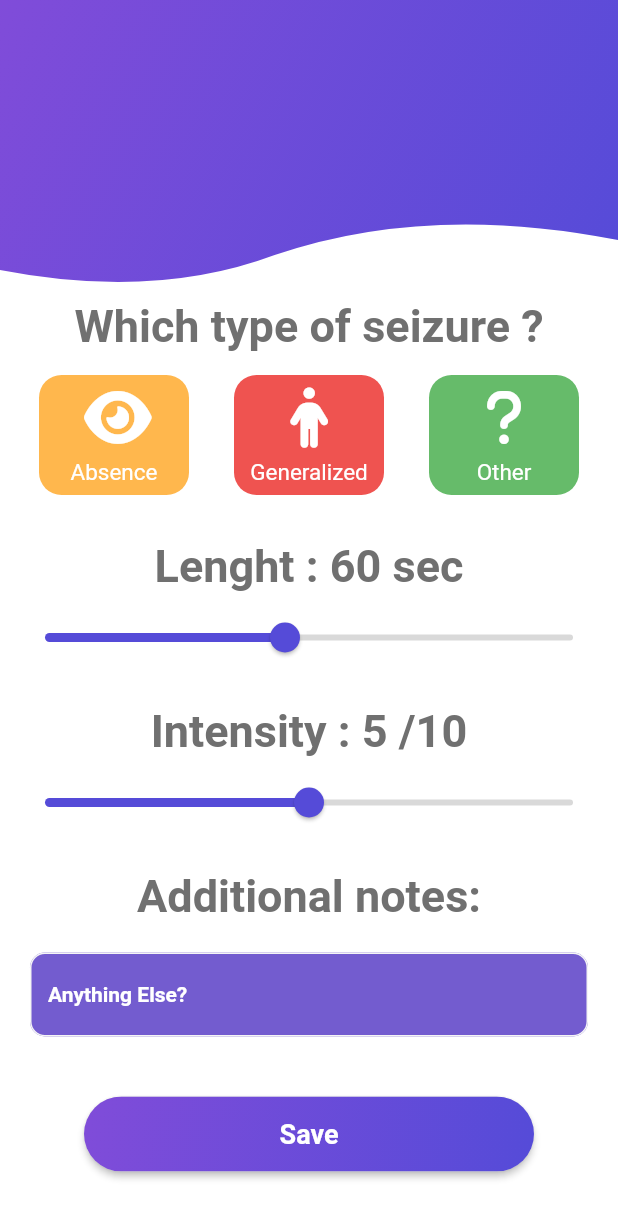
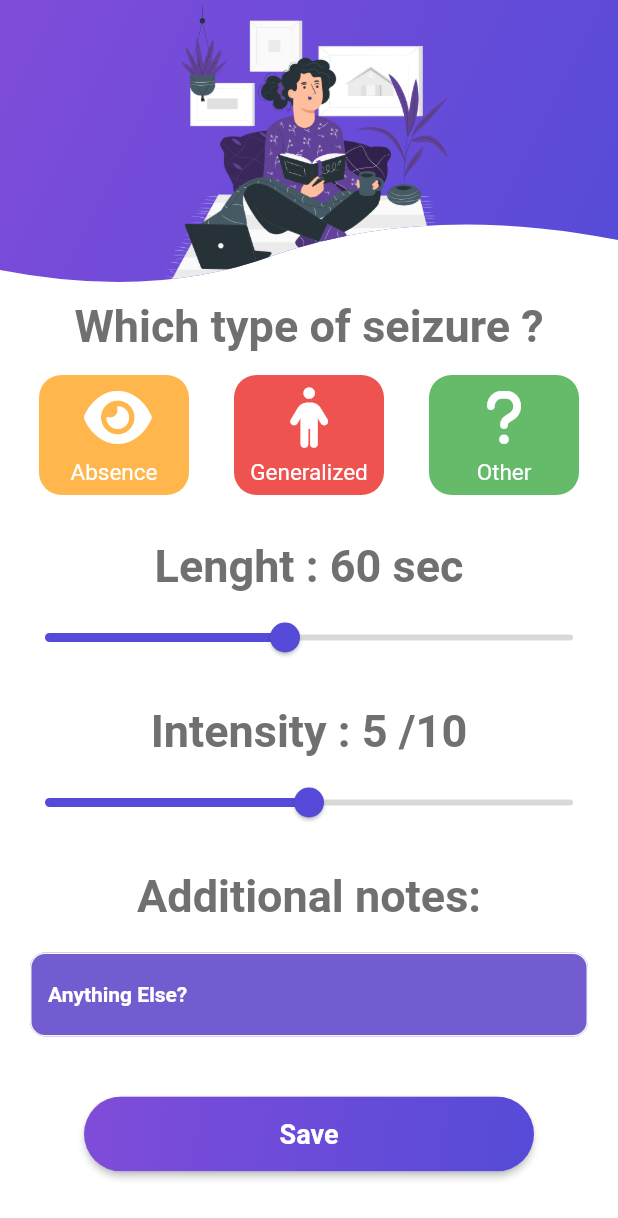
Before and after one commit to Miasaya/track_seizure, a Flutter app: the NewEntryPage screen opened directly, on a phone screen of 412 x 824 dp. Shown: the top 1218 px of the screen. Run offline on Flutter 3.47's test engine with Material 2 defaults, Android fonts, the phone set to English and light mode, and no system bars; our stand-ins replace flutter_icons; Roboto replaces fonts that are missing (April, Open).

Commit message:
Screen overlap correction

```diff
--- a/lib/screens/new_entry.dart
+++ b/lib/screens/new_entry.dart
@@ -23,7 +23,8 @@ class _NewEntryPageState extends State<NewEntryPage> {
   Widget build(BuildContext context) {
     return Scaffold(
         backgroundColor: Colors.white,
-        body: Column(
+        body: SingleChildScrollView(
+          child: Column(
             children: [
               ClipPath(
                   clipper: ClipperEntry(),
@@ -38,6 +39,10 @@ class _NewEntryPageState extends State<NewEntryPage> {
                           kBottomGradientColor,
                           kTopGradientColor,
                         ])),
+                    child: Image.asset(
+                      'assets/images/stay.png',
+                      width: 100,
+                    ),
                   )),
               Text(
                 'Which type of seizure ?',
@@ -164,6 +169,7 @@ class _NewEntryPageState extends State<NewEntryPage> {
                 },
               ),
             ],
+          ),
         ));
   }
 }
```
Also changed, not shown: assets/images/stay.png (added). Lines whose indentation alone changed are shown as unchanged.
